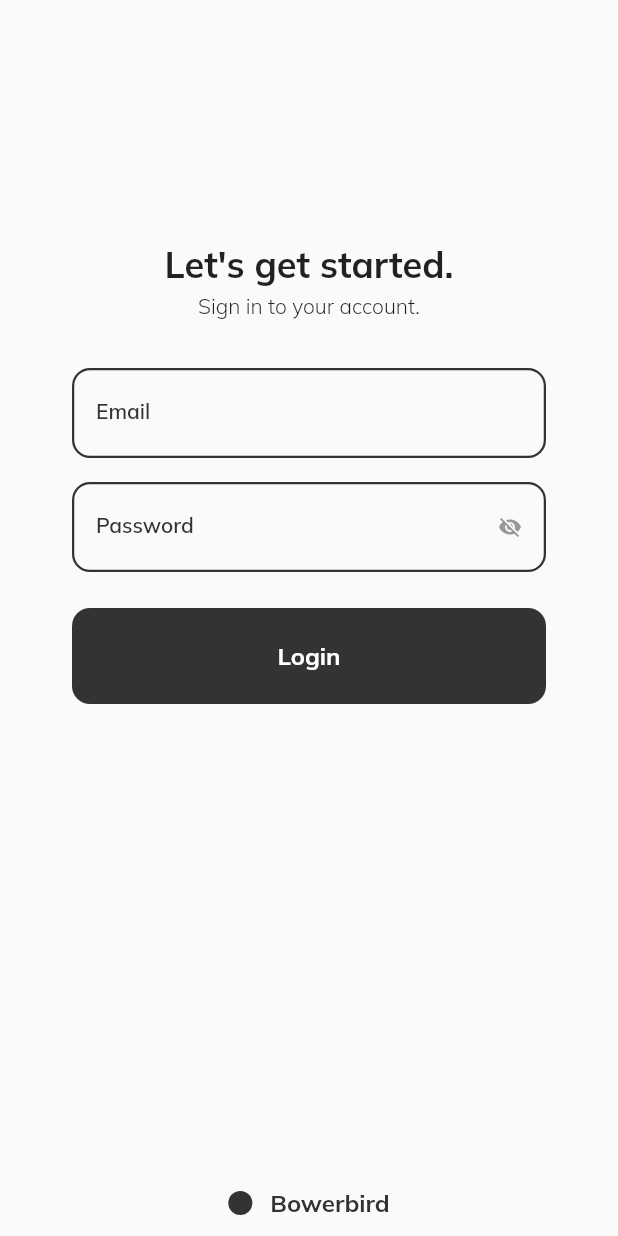
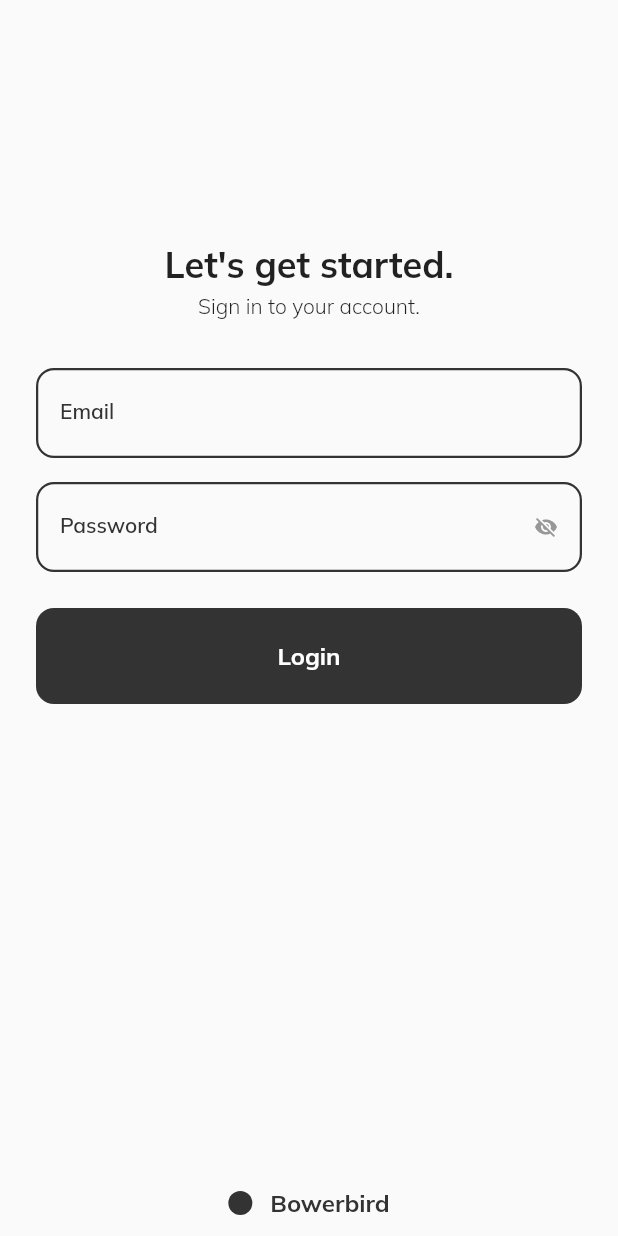
Before and after one commit to timsedev/bowerbird_messaging_app, a Flutter app: the screen it shows after launch, on a phone screen of 412 x 824 dp. Run offline on Flutter 3.47's test engine with Material 2 defaults, Android fonts, the phone set to English and light mode, and no system bars; our stand-ins replace dio, stacked, stacked_services, stacked_shared; accounts and stored records are empty.

Commit message:
Changed the paddings of textfields and buttons

```diff
--- a/lib/ui/views/login/login_view.dart
+++ b/lib/ui/views/login/login_view.dart
@@ -102,7 +102,7 @@ class LoginView extends StackedView<LoginViewModel> {
       String? Function(String?)? validator,
       bool isVisible = false}) {
     return Padding(
-      padding: const EdgeInsets.symmetric(horizontal: size2XL),
+      padding: const EdgeInsets.symmetric(horizontal: sizeL),
       child: TextFormField(
         obscureText: isVisible,
         controller: controller,
@@ -154,7 +154,7 @@ class LoginView extends StackedView<LoginViewModel> {
 
   Widget _buildLoginButton(LoginViewModel viewModel) {
     return Padding(
-      padding: const EdgeInsets.symmetric(horizontal: size2XL),
+      padding: const EdgeInsets.symmetric(horizontal: sizeL),
       child: ElevatedButton(
         style: ElevatedButton.styleFrom(
           elevation: 0,
```
